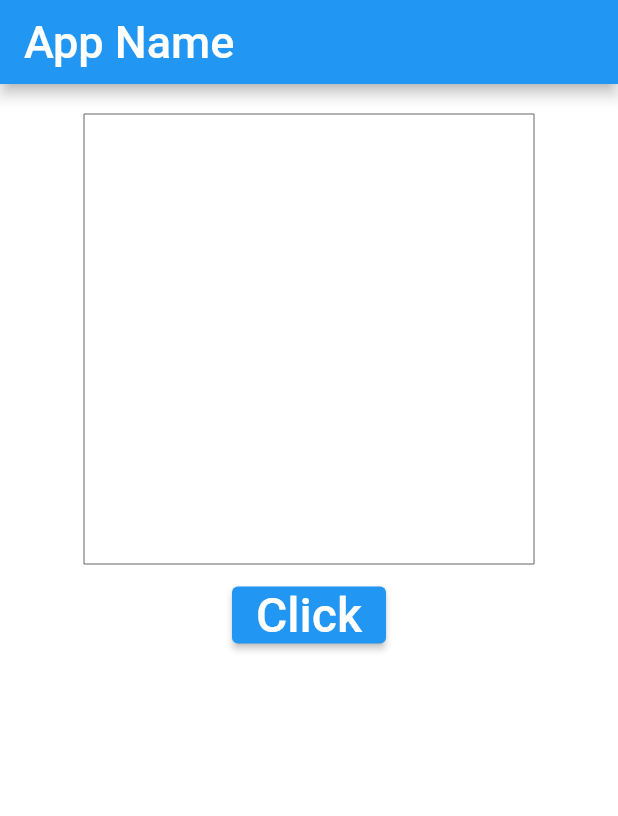
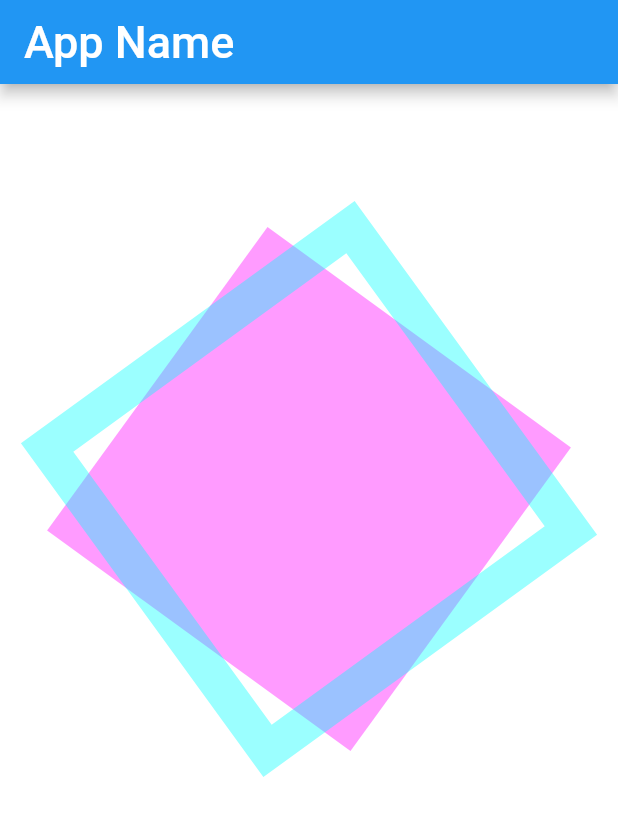
Before and after one commit to hirossk/flutter_app, a Flutter app: the screen it shows after launch, on a phone screen of 412 x 824 dp. Shown: the top 816 px of the screen. Run offline on Flutter 3.47's test engine with Material 2 defaults, Android fonts, the phone set to English and light mode, and no system bars.

Commit message:
chapter5-13-1

```diff
--- a/lib/main.dart
+++ b/lib/main.dart
@@ -1,5 +1,6 @@
 // ignore_for_file: prefer_final_fields
 import 'package:flutter/material.dart';
+import 'dart:math';
 
 void main() {
   runApp(const MyApp());
@@ -30,12 +31,21 @@ class MyHomePage extends StatefulWidget {
   _MyHomePageState createState() => _MyHomePageState();
 }
 
-class _MyHomePageState extends State<MyHomePage> {
-  static ValueNotifier<int> _value = ValueNotifier<int>(0);
+class _MyHomePageState extends State<MyHomePage>
+    with SingleTickerProviderStateMixin {
+  late Animation<double> animation;
+  late AnimationController controller;
 
   @override
   void initState() {
     super.initState();
+    controller =
+        AnimationController(duration: const Duration(seconds: 3), vsync: this);
+    animation = Tween<double>(begin: 0, end: pi * 2).animate(controller)
+      ..addListener(() {
+        setState(() {});
+      });
+    controller.repeat(reverse: false);
   }
 
   @override
@@ -56,17 +66,9 @@ class _MyHomePageState extends State<MyHomePage> {
               width: 300,
               height: 300,
               child: CustomPaint(
-                painter: MyPainter(_value),
+                painter: MyPainter(animation.value),
                 child: const Center(),
               ),
-            ),
-            const Padding(padding: EdgeInsets.all(5)),
-            ElevatedButton(
-              child: const Text(
-                "Click",
-                style: TextStyle(fontSize: 32),
-              ),
-              onPressed: () => _value.value++,
             ),
           ],
         ),
@@ -76,25 +78,32 @@ class _MyHomePageState extends State<MyHomePage> {
 }
 
 class MyPainter extends CustomPainter {
-  final ValueNotifier<int> _value;
+  final double value;
 
-  MyPainter(this._value);
+  MyPainter(this.value);
 
   @override
   void paint(Canvas canvas, Size size) {
     Paint p = Paint();
+    canvas.save();
+
     p.style = PaintingStyle.fill;
-    p.color = const Color.fromARGB(50, 0, 255, 255);
-    Rect r;
-    for (var i = 0; i < _value.value; i++) {
-      r = Rect.fromLTWH(10 + i * 20, 10 + i * 20, 100, 100);
-      canvas.drawRect(r, p);
-    }
-    r = Rect.fromLTWH(0, 0, size.width, size.height);
+    p.color = const Color.fromARGB(100, 255, 0, 255);
+    Rect r = const Rect.fromLTWH(0, 0, 250, 250);
+    canvas.translate(150, 250);
+    canvas.rotate(value);
+    canvas.translate(-125, -125);
+    canvas.drawRect(r, p);
+
+    canvas.restore();
     p.style = PaintingStyle.stroke;
-    p.color = const Color.fromARGB(255, 100, 100, 100);
+    p.strokeWidth = 25;
+    p.color = const Color.fromARGB(100, 0, 255, 255);
+    r = const Rect.fromLTWH(0, 0, 250, 250);
+    canvas.translate(150, 250);
+    canvas.rotate(value * -1);
+    canvas.translate(-125, -125);
     canvas.drawRect(r, p);
-    if (_value.value > 10) _value.value = 0;
   }
 
   @override
```
